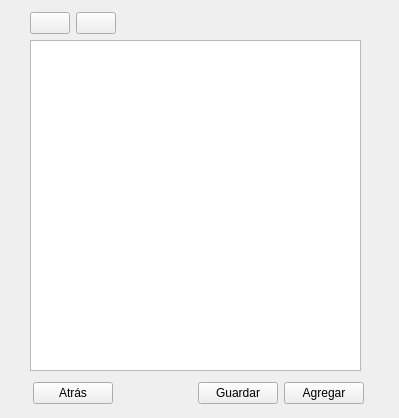
Before: the Qt Designer form categorias.ui in HailNicole/App_Finanzas, drawn with Qt 5.
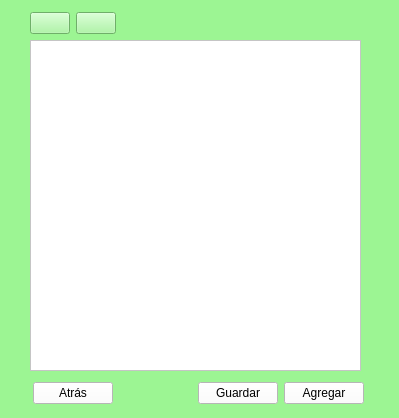
After: the same form once the commit is applied. Icons and pictures are not drawn.

```diff
--- a/categorias.ui
+++ b/categorias.ui
@@ -13,6 +13,10 @@
   <property name="windowTitle">
    <string>Form</string>
   </property>
+  <property name="styleSheet">
+   <string notr="true">background-color: rgb(253, 106, 113);
+background-color: rgb(156, 245, 147);</string>
+  </property>
   <widget class="QTableWidget" name="tblLista_cat">
    <property name="geometry">
     <rect>
@@ -22,6 +26,9 @@
      <height>331</height>
     </rect>
    </property>
+   <property name="styleSheet">
+    <string notr="true">background-color: rgb(255, 255, 255);</string>
+   </property>
    <property name="frameShape">
     <enum>QFrame::StyledPanel</enum>
    </property>
@@ -56,6 +63,9 @@
    <layout class="QHBoxLayout" name="horizontalLayout">
     <item>
      <widget class="QPushButton" name="btn_cancat">
+      <property name="styleSheet">
+       <string notr="true">background-color: rgb(255, 255, 255);</string>
+      </property>
       <property name="text">
        <string>Atrás</string>
       </property>
@@ -76,6 +86,9 @@
     </item>
     <item>
      <widget class="QPushButton" name="btn_guardarcat">
+      <property name="styleSheet">
+       <string notr="true">background-color: rgb(255, 255, 255);</string>
+      </property>
       <property name="text">
        <string>Guardar</string>
       </property>
@@ -83,6 +96,9 @@
     </item>
     <item>
      <widget class="QPushButton" name="btn_agrcat">
+      <property name="styleSheet">
+       <string notr="true">background-color: rgb(255, 255, 255);</string>
+      </property>
       <property name="text">
        <string>Agregar</string>
       </property>
```
